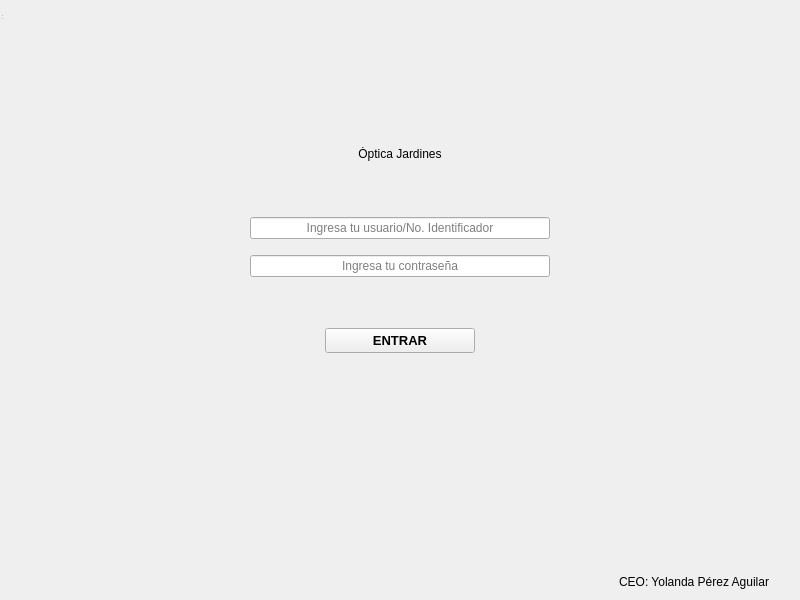
Before: the Qt Designer form LOGIN.ui in Matapuercos666/OPTICA, drawn with Qt 5.
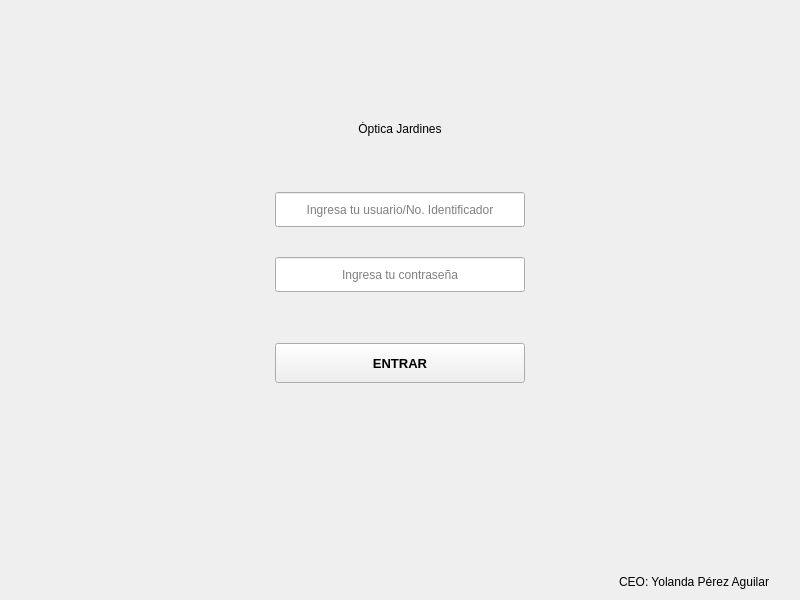
After: the same form once the commit is applied. Icons and pictures are not drawn.

```diff
--- a/LOGIN.ui
+++ b/LOGIN.ui
@@ -15,9 +15,6 @@
   </property>
   <layout class="QGridLayout" name="gridLayout">
    <item row="0" column="0">
-    <widget class="QMenuBar" name="menubar"/>
-   </item>
-   <item row="1" column="0">
     <layout class="QVBoxLayout" name="verticalLayout_4">
      <item>
       <layout class="QVBoxLayout" name="verticalLayout_3" stretch="3,0,5,0">
@@ -80,10 +77,16 @@
                <verstretch>0</verstretch>
               </sizepolicy>
              </property>
+             <property name="minimumSize">
+              <size>
+               <width>200</width>
+               <height>40</height>
+              </size>
+             </property>
              <property name="maximumSize">
               <size>
-               <width>150</width>
-               <height>30</height>
+               <width>250</width>
+               <height>55</height>
               </size>
              </property>
              <property name="font">
@@ -125,7 +128,13 @@
           </layout>
          </item>
          <item row="4" column="0">
-          <layout class="QGridLayout" name="gridLayout_5" rowstretch="3,1,3,2">
+          <layout class="QGridLayout" name="gridLayout_5" rowstretch="3,2,3,2">
+           <property name="horizontalSpacing">
+            <number>15</number>
+           </property>
+           <property name="verticalSpacing">
+            <number>20</number>
+           </property>
            <item row="0" column="2">
             <spacer name="horizontalSpacer">
              <property name="orientation">
@@ -168,14 +177,14 @@
              </property>
              <property name="minimumSize">
               <size>
-               <width>300</width>
-               <height>0</height>
+               <width>250</width>
+               <height>35</height>
               </size>
              </property>
              <property name="maximumSize">
               <size>
                <width>250</width>
-               <height>25</height>
+               <height>35</height>
               </size>
              </property>
              <property name="baseSize">
@@ -205,14 +214,14 @@
              </property>
              <property name="minimumSize">
               <size>
-               <width>300</width>
-               <height>0</height>
+               <width>250</width>
+               <height>35</height>
               </size>
              </property>
              <property name="maximumSize">
               <size>
                <width>250</width>
-               <height>25</height>
+               <height>35</height>
               </size>
              </property>
              <property name="baseSize">
@@ -371,16 +380,6 @@
     </layout>
    </item>
   </layout>
-  <widget class="QStatusBar" name="statusbar">
-   <property name="geometry">
-    <rect>
-     <x>0</x>
-     <y>0</y>
-     <width>3</width>
-     <height>21</height>
-    </rect>
-   </property>
-  </widget>
  </widget>
  <tabstops>
   <tabstop>Usuario</tabstop>
```
